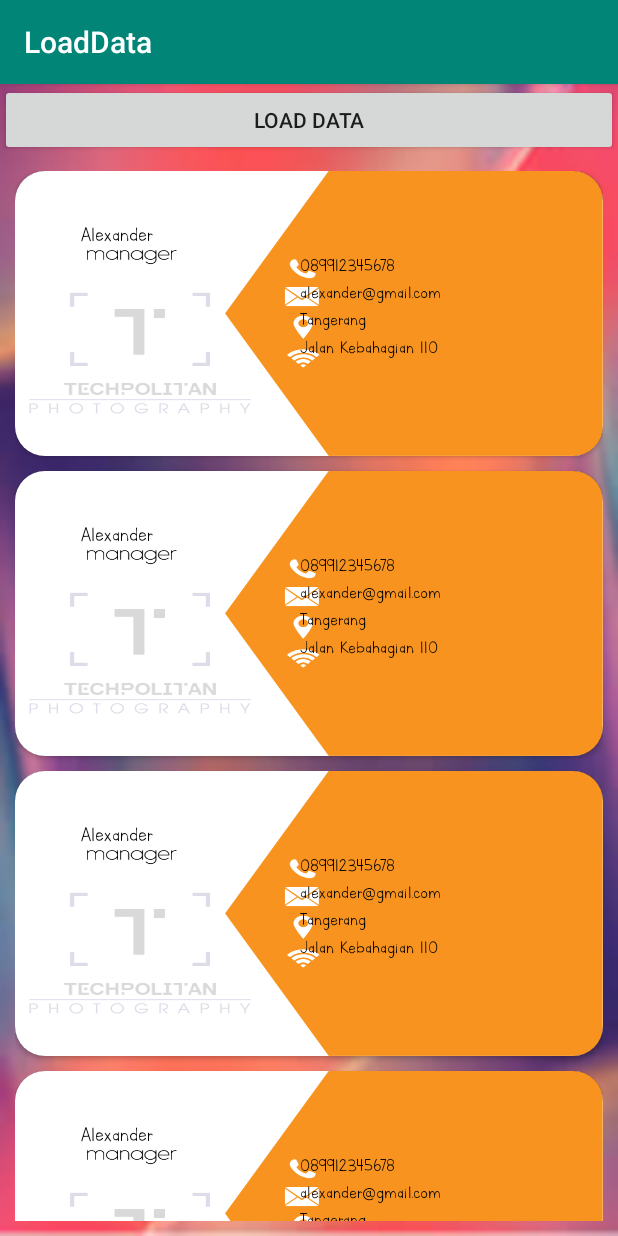
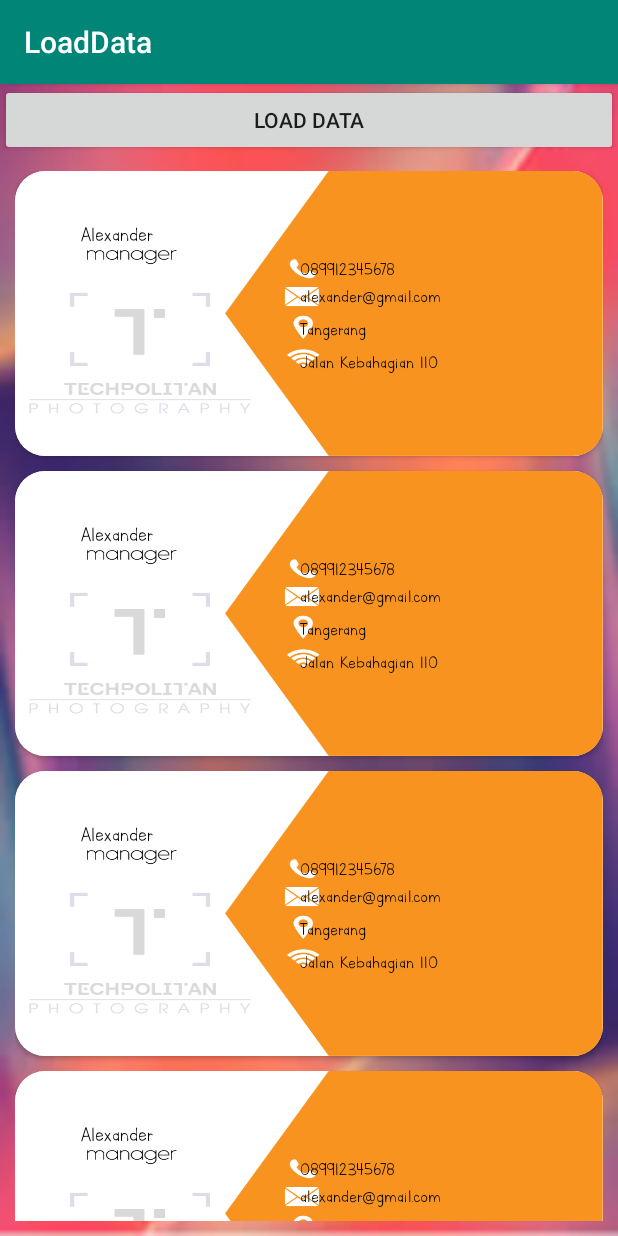
Before and after one commit to sakagamiyuuji/Load-Data, an Android app: the screen it shows after launch (MainActivity), after a tap on "LOAD DATA", on a phone screen of 412 x 824 dp. Run offline under Robolectric (Android 15) with nearby library versions, the light colour scheme and no system bars.

Commit message:
adapter di pindah ke main activity

```diff
--- a/app/src/main/java/com/e/loaddata/MainActivity.java
+++ b/app/src/main/java/com/e/loaddata/MainActivity.java
@@ -22,13 +22,14 @@ public class MainActivity extends AppCompatActivity {
 
     RecyclerView recyclerView;
     Button btnLoad;
+    RvCardAdapter rvCardAdapter = new RvCardAdapter(this);
 
     @Override
     protected void onCreate(Bundle savedInstanceState) {
         super.onCreate(savedInstanceState);
         setContentView(R.layout.activity_main);
         initialComponent();
-
+        generateAdapter();
 
         btnLoad.setOnClickListener(new View.OnClickListener() {
             @Override
@@ -41,7 +42,8 @@ public class MainActivity extends AppCompatActivity {
 
     public void getData(){
         InputStream jsonFile = getResources().openRawResource(R.raw.data_diri);
-        SimpleAsyncTask simpleAsyncTask = new SimpleAsyncTask(getApplicationContext(), recyclerView);
+        //SimpleAsyncTask simpleAsyncTask = new SimpleAsyncTask(getApplicationContext(), recyclerView);
+        SimpleAsyncTask simpleAsyncTask = new SimpleAsyncTask(getApplicationContext(),rvCardAdapter);
         simpleAsyncTask.execute(jsonFile);
 
     }
@@ -50,4 +52,10 @@ public class MainActivity extends AppCompatActivity {
         btnLoad = findViewById(R.id.btnLoad);
         recyclerView = findViewById(R.id.rv_cardview);
     }
+
+    public void generateAdapter(){
+        RecyclerView.LayoutManager layoutManager = new LinearLayoutManager(this);
+        recyclerView.setLayoutManager(layoutManager);
+        recyclerView.setAdapter(rvCardAdapter);
+    }
 }
--- a/app/src/main/java/com/e/loaddata/RvCardAdapter.java
+++ b/app/src/main/java/com/e/loaddata/RvCardAdapter.java
@@ -14,11 +14,20 @@ import java.util.ArrayList;
 public class RvCardAdapter extends RecyclerView.Adapter<RvCardAdapter.MyViewHolder> {
 
     private Context context;
-    private ArrayList<DataDiri> dataDiri;
+    //private ArrayList<DataDiri> dataDiri;
+    private ArrayList<DataDiri> dataDiri = new ArrayList<>();
 
     public RvCardAdapter(Context context, ArrayList<DataDiri> dataDiri){
         this.context = context;
         this.dataDiri = dataDiri;
+    }
+
+    public RvCardAdapter(Context context){
+        this.context = context;
+    }
+
+    public void addData(ArrayList<DataDiri> data){
+        this.dataDiri = data;
     }
 
     @NonNull
--- a/app/src/main/java/com/e/loaddata/SimpleAsyncTask.java
+++ b/app/src/main/java/com/e/loaddata/SimpleAsyncTask.java
@@ -21,11 +21,17 @@ import java.util.ArrayList;
 public class SimpleAsyncTask extends AsyncTask<InputStream, Void, ArrayList<DataDiri>> {
 
     WeakReference<RecyclerView> recyclerViewWeakReference;
+    WeakReference<RvCardAdapter> rvCardAdapterWeakReference;
     Context context;
 
     public SimpleAsyncTask(Context context, RecyclerView recyclerView){
         this.recyclerViewWeakReference = new WeakReference<>(recyclerView);
         this.context = context;
+    }
+
+    public SimpleAsyncTask(Context context, RvCardAdapter rvCardAdapter){
+        this.context = context;
+        this.rvCardAdapterWeakReference = new WeakReference<>(rvCardAdapter);
     }
 
     @Override
@@ -40,9 +46,10 @@ public class SimpleAsyncTask extends AsyncTask<InputStream, Void, ArrayList<Data
 
     @Override
     protected void onPostExecute(ArrayList<DataDiri> data) {
-
-
-        RecyclerView recyclerView = this.recyclerViewWeakReference.get().findViewById(R.id.rv_cardview);
+      RvCardAdapter adapter = rvCardAdapterWeakReference.get();
+      adapter.addData(data);
+      adapter.notifyDataSetChanged();
+        /*RecyclerView recyclerView = this.recyclerViewWeakReference.get().findViewById(R.id.rv_cardview);
 
         try{
             RvCardAdapter rvCardAdapter = new RvCardAdapter(context, data);
@@ -53,7 +60,7 @@ public class SimpleAsyncTask extends AsyncTask<InputStream, Void, ArrayList<Data
 
         } catch (Exception e) {
             e.printStackTrace();
-        }
+        }*/
     }
 
     public String loadJsonDataFromRaw(InputStream isParam){
--- a/app/src/main/res/layout/data_diri_layout.xml
+++ b/app/src/main/res/layout/data_diri_layout.xml
@@ -41,7 +41,7 @@
             android:layout_height="wrap_content"
             android:layout_marginStart="180dp"
             android:layout_marginLeft="180dp"
-            android:layout_marginTop="45dp"
+            android:layout_marginTop="48dp"
             android:fontFamily="@font/letter"
             android:text="Phone"
             android:textColor="@color/black"
@@ -70,7 +70,7 @@
             android:layout_height="wrap_content"
             android:layout_marginStart="180dp"
             android:layout_marginLeft="180dp"
-            android:layout_marginTop="3dp"
+            android:layout_marginTop="7dp"
             android:fontFamily="@font/letter"
             android:text="City"
             android:textColor="@color/black"
@@ -84,7 +84,7 @@
             android:layout_height="wrap_content"
             android:layout_marginStart="180dp"
             android:layout_marginLeft="180dp"
-            android:layout_marginTop="4dp"
+            android:layout_marginTop="7dp"
             android:fontFamily="@font/letter"
             android:text="Alamat"
             android:textColor="@color/black"
```
